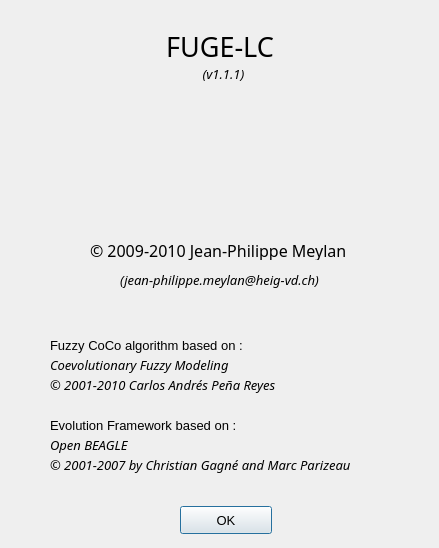
First picture: the form in fuge-lc/aboutdialog.ui, repository ThibaultSchowing/FUGE-LC, before the edit.
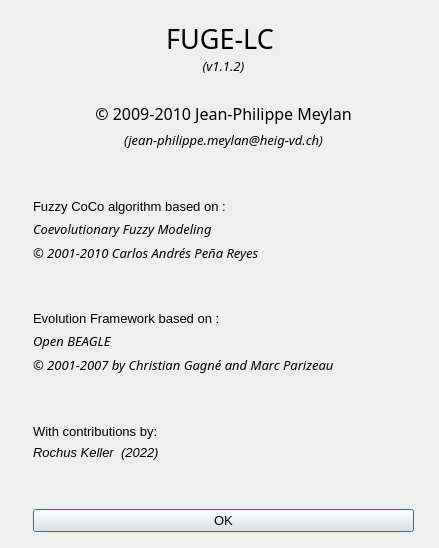
Second picture: the form after the edit. Icons and pictures are not drawn.

```diff
--- a/fuge-lc/aboutdialog.ui
+++ b/fuge-lc/aboutdialog.ui
@@ -37,15 +37,18 @@
   <property name="sizeGripEnabled">
    <bool>false</bool>
   </property>
-  <widget class="QLabel" name="label">
+  <widget class="QWidget" name="">
    <property name="geometry">
     <rect>
-     <x>43</x>
+     <x>33</x>
      <y>20</y>
-     <width>361</width>
-     <height>71</height>
+     <width>381</width>
+     <height>512</height>
     </rect>
    </property>
+   <layout class="QVBoxLayout" name="verticalLayout">
+    <item>
+     <widget class="QLabel" name="label">
    <property name="font">
     <font>
      <family>AlArabiya</family>
@@ -60,7 +63,7 @@
 p, li { white-space: pre-wrap; }
 &lt;/style&gt;&lt;/head&gt;&lt;body style=&quot; font-family:'AlArabiya'; font-size:23pt; font-weight:600; font-style:normal;&quot;&gt;
 &lt;p align=&quot;center&quot; style=&quot; margin-top:0px; margin-bottom:0px; margin-left:0px; margin-right:0px; -qt-block-indent:0; text-indent:0px;&quot;&gt;&lt;span style=&quot; font-family:'Sans'; font-size:20pt; font-weight:400;&quot;&gt;FUGE-LC &lt;/span&gt;&lt;/p&gt;
-&lt;p align=&quot;center&quot; style=&quot; margin-top:0px; margin-bottom:0px; margin-left:0px; margin-right:0px; -qt-block-indent:0; text-indent:0px;&quot;&gt;&lt;span style=&quot; font-family:'Sans'; font-size:10pt; font-weight:400; font-style:italic;&quot;&gt;(v1.1.1)&lt;/span&gt;&lt;/p&gt;&lt;/body&gt;&lt;/html&gt;</string>
+&lt;p align=&quot;center&quot; style=&quot; margin-top:0px; margin-bottom:0px; margin-left:0px; margin-right:0px; -qt-block-indent:0; text-indent:0px;&quot;&gt;&lt;span style=&quot; font-family:'Sans'; font-size:10pt; font-weight:400; font-style:italic;&quot;&gt;(v1.1.2)&lt;/span&gt;&lt;/p&gt;&lt;/body&gt;&lt;/html&gt;</string>
    </property>
    <property name="scaledContents">
     <bool>false</bool>
@@ -69,63 +72,38 @@
     <set>Qt::AlignCenter</set>
    </property>
   </widget>
-  <widget class="QPushButton" name="pushBAboutOk">
-   <property name="geometry">
-    <rect>
-     <x>180</x>
-     <y>506</y>
-     <width>92</width>
-     <height>28</height>
-    </rect>
-   </property>
-   <property name="text">
-    <string>OK</string>
-   </property>
-  </widget>
-  <widget class="QLabel" name="label_2">
-   <property name="geometry">
-    <rect>
-     <x>90</x>
-     <y>240</y>
-     <width>271</width>
-     <height>20</height>
-    </rect>
-   </property>
-   <property name="font">
-    <font>
-     <family>AlArabiya</family>
-     <pointsize>12</pointsize>
-    </font>
-   </property>
-   <property name="text">
-    <string>© 2009-2010 Jean-Philippe Meylan</string>
-   </property>
-  </widget>
+    </item>
+    <item>
   <widget class="QLabel" name="label_3">
-   <property name="geometry">
-    <rect>
-     <x>157</x>
-     <y>84</y>
-     <width>141</width>
-     <height>141</height>
-    </rect>
-   </property>
    <property name="text">
     <string/>
    </property>
    <property name="pixmap">
     <pixmap resource="fuzzyResources.qrc">:/icons/icons/fuzzy.png</pixmap>
    </property>
-  </widget>
+      <property name="alignment">
+       <set>Qt::AlignCenter</set>
+      </property>
+     </widget>
+    </item>
+    <item>
+     <widget class="QLabel" name="label_2">
+      <property name="font">
+       <font>
+        <family>AlArabiya</family>
+        <pointsize>12</pointsize>
+       </font>
+      </property>
+      <property name="text">
+       <string>© 2009-2010 Jean-Philippe Meylan</string>
+      </property>
+      <property name="alignment">
+       <set>Qt::AlignCenter</set>
+      </property>
+     </widget>
+    </item>
+    <item>
   <widget class="QLabel" name="label_7">
-   <property name="geometry">
-    <rect>
-     <x>120</x>
-     <y>270</y>
-     <width>231</width>
-     <height>20</height>
-    </rect>
-   </property>
    <property name="font">
     <font>
      <family>AlArabiya</family>
@@ -136,48 +114,46 @@
    <property name="text">
     <string>(jean-philippe.meylan@heig-vd.ch)</string>
    </property>
-  </widget>
-  <widget class="QLabel" name="label_8">
-   <property name="geometry">
-    <rect>
-     <x>50</x>
-     <y>355</y>
-     <width>221</width>
-     <height>20</height>
-    </rect>
-   </property>
-   <property name="font">
-    <font>
-     <family>AlArabiya</family>
-     <italic>true</italic>
-    </font>
-   </property>
-   <property name="text">
-    <string>Coevolutionary Fuzzy Modeling</string>
-   </property>
-  </widget>
+      <property name="alignment">
+       <set>Qt::AlignCenter</set>
+      </property>
+     </widget>
+    </item>
+    <item>
+     <spacer name="verticalSpacer">
+      <property name="orientation">
+       <enum>Qt::Vertical</enum>
+      </property>
+      <property name="sizeHint" stdset="0">
+       <size>
+        <width>20</width>
+        <height>40</height>
+       </size>
+      </property>
+     </spacer>
+    </item>
+    <item>
   <widget class="QLabel" name="label_9">
-   <property name="geometry">
-    <rect>
-     <x>50</x>
-     <y>335</y>
-     <width>331</width>
-     <height>20</height>
-    </rect>
-   </property>
    <property name="text">
     <string>Fuzzy CoCo algorithm based on : </string>
    </property>
   </widget>
+    </item>
+    <item>
+     <widget class="QLabel" name="label_8">
+      <property name="font">
+       <font>
+        <family>AlArabiya</family>
+        <italic>true</italic>
+       </font>
+      </property>
+      <property name="text">
+       <string>Coevolutionary Fuzzy Modeling</string>
+      </property>
+     </widget>
+    </item>
+    <item>
   <widget class="QLabel" name="label_10">
-   <property name="geometry">
-    <rect>
-     <x>50</x>
-     <y>375</y>
-     <width>271</width>
-     <height>20</height>
-    </rect>
-   </property>
    <property name="font">
     <font>
      <family>AlArabiya</family>
@@ -189,47 +165,42 @@
     <string>© 2001-2010 Carlos Andrés Peña Reyes</string>
    </property>
   </widget>
-  <widget class="QLabel" name="label_5">
-   <property name="geometry">
-    <rect>
-     <x>50</x>
-     <y>435</y>
-     <width>131</width>
-     <height>20</height>
-    </rect>
-   </property>
-   <property name="font">
-    <font>
-     <family>AlArabiya</family>
-     <italic>true</italic>
-    </font>
-   </property>
-   <property name="text">
-    <string>Open BEAGLE  </string>
-   </property>
-  </widget>
+    </item>
+    <item>
+     <spacer name="verticalSpacer_2">
+      <property name="orientation">
+       <enum>Qt::Vertical</enum>
+      </property>
+      <property name="sizeHint" stdset="0">
+       <size>
+        <width>20</width>
+        <height>40</height>
+       </size>
+      </property>
+     </spacer>
+    </item>
+    <item>
   <widget class="QLabel" name="label_4">
-   <property name="geometry">
-    <rect>
-     <x>50</x>
-     <y>415</y>
-     <width>261</width>
-     <height>20</height>
-    </rect>
-   </property>
    <property name="text">
     <string>Evolution Framework based on : </string>
    </property>
   </widget>
+    </item>
+    <item>
+     <widget class="QLabel" name="label_5">
+      <property name="font">
+       <font>
+        <family>AlArabiya</family>
+        <italic>true</italic>
+       </font>
+      </property>
+      <property name="text">
+       <string>Open BEAGLE  </string>
+      </property>
+     </widget>
+    </item>
+    <item>
   <widget class="QLabel" name="label_6">
-   <property name="geometry">
-    <rect>
-     <x>50</x>
-     <y>455</y>
-     <width>341</width>
-     <height>20</height>
-    </rect>
-   </property>
    <property name="font">
     <font>
      <family>AlArabiya</family>
@@ -240,6 +211,67 @@
    <property name="text">
     <string>© 2001-2007 by Christian Gagné and Marc Parizeau</string>
    </property>
+     </widget>
+    </item>
+    <item>
+     <spacer name="verticalSpacer_4">
+      <property name="orientation">
+       <enum>Qt::Vertical</enum>
+      </property>
+      <property name="sizeHint" stdset="0">
+       <size>
+        <width>20</width>
+        <height>40</height>
+       </size>
+      </property>
+     </spacer>
+    </item>
+    <item>
+     <widget class="QLabel" name="label_11">
+      <property name="text">
+       <string>With contributions by:</string>
+      </property>
+      <property name="textFormat">
+       <enum>Qt::PlainText</enum>
+      </property>
+     </widget>
+    </item>
+    <item>
+     <widget class="QLabel" name="label_12">
+      <property name="font">
+       <font>
+        <italic>true</italic>
+       </font>
+      </property>
+      <property name="text">
+       <string>Rochus Keller &lt;me@rochus-keller.ch&gt; (2022)</string>
+      </property>
+      <property name="textFormat">
+       <enum>Qt::PlainText</enum>
+      </property>
+     </widget>
+    </item>
+    <item>
+     <spacer name="verticalSpacer_3">
+      <property name="orientation">
+       <enum>Qt::Vertical</enum>
+      </property>
+      <property name="sizeHint" stdset="0">
+       <size>
+        <width>20</width>
+        <height>40</height>
+       </size>
+      </property>
+     </spacer>
+    </item>
+    <item>
+     <widget class="QPushButton" name="pushBAboutOk">
+      <property name="text">
+       <string>OK</string>
+      </property>
+     </widget>
+    </item>
+   </layout>
   </widget>
  </widget>
  <resources>
```
Lines whose indentation alone changed are shown as unchanged.
